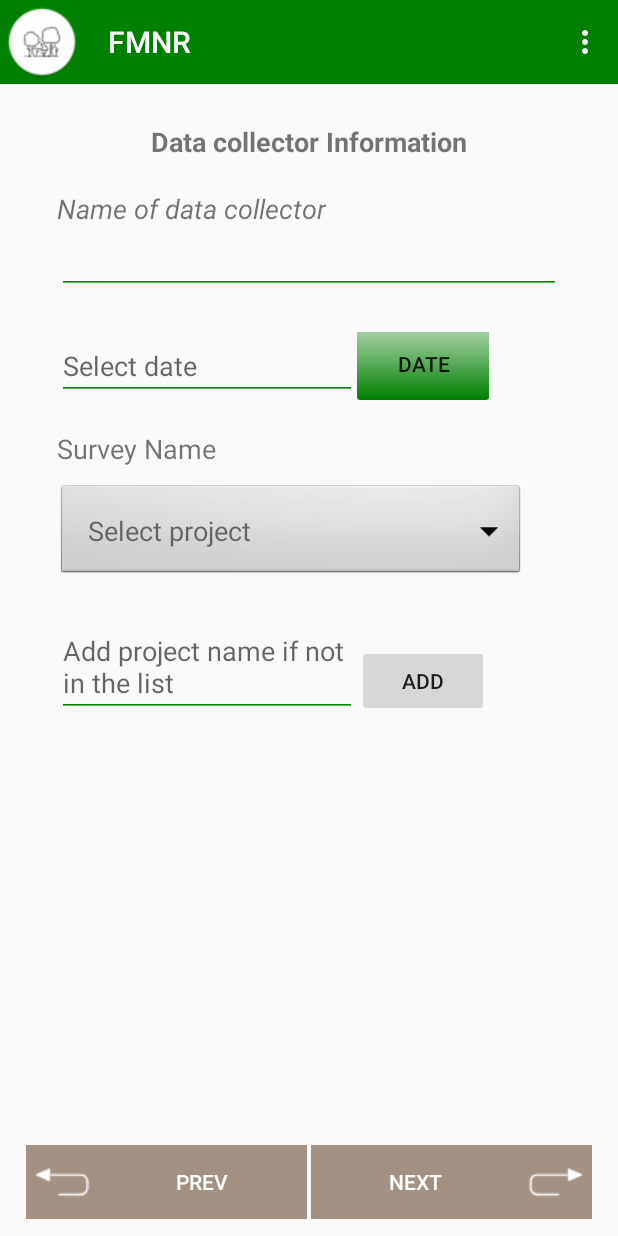
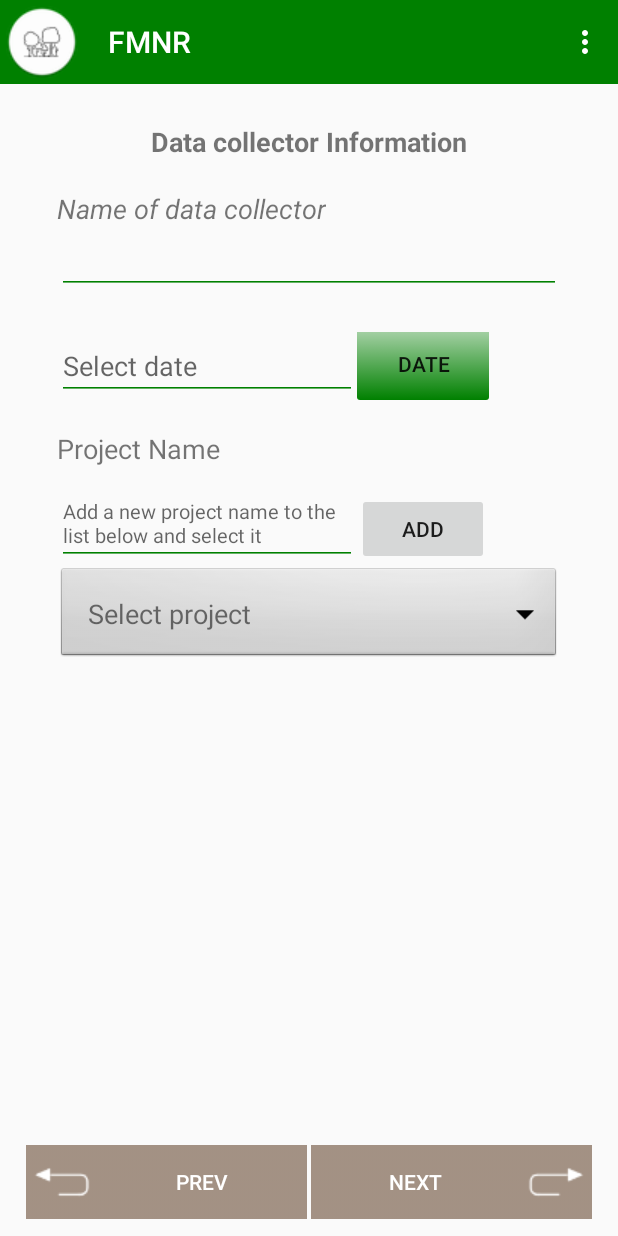
Before and after one commit to bonkware/Regreen_Africa, an Android app: the FmnrFarmInstEnumFragment screen opened directly, with no data from a screen before it, on a phone screen of 412 x 824 dp. Run offline under Robolectric (Android 15) with nearby library versions, the phone set to English and light mode, and no system bars.

Commit message:
added changes on ading new project that is not on the list

```diff
--- a/app/src/main/java/com/icraf/gsl/regreeningafrica/DbAccess.java
+++ b/app/src/main/java/com/icraf/gsl/regreeningafrica/DbAccess.java
@@ -363,7 +363,7 @@ public class DbAccess {
                 "WHERE farmer_institution.farmerID=plot_info.farmerID and farmer_institution.farmerID=cohort.farmerID and cohort.cohortID=tree_measurements.cohortID " +
                 "and farmer_institution.uploaded='no' and plot_info.uploaded='no' and cohort.uploaded='no' " +
                 "and tree_measurements.uploaded='no' ", null);*/
-        Cursor cur = database.rawQuery("SELECT count(*) from farmer_institution,plot_info where farmer_institution.farmerID=plot_info.farmerID and farmer_institution.uploaded='no'", null);
+        Cursor cur = database.rawQuery("SELECT count(*) from farmer_institution where  farmer_institution.uploaded='no'", null);
         int x = 0;
         if (cur.moveToFirst())
         {
@@ -400,7 +400,7 @@ public class DbAccess {
     }
     //count number of records in fmnr
     public int getfmnrcount(){
-        Cursor cur = database.rawQuery("SELECT count(*) from fmnr_farmer_inst,fmnr_plot_info where  fmnr_farmer_inst.farmerID=fmnr_plot_info.farmerID and fmnr_farmer_inst.uploaded='no'", null);
+        Cursor cur = database.rawQuery("SELECT count(*) from fmnr_farmer_inst where fmnr_farmer_inst.uploaded='no'", null);
         //Cursor cur = database.rawQuery("SELECT count(*) from fmnr_farmer_inst,fmnr_plot_info,fmnr_species WHERE fmnr_farmer_inst.farmerID=fmnr_plot_info.farmerID and fmnr_farmer_inst.farmerID=fmnr_species.farmerID and fmnr_species.uploaded='no' and fmnr_plot_info.uploaded='no' and fmnr_farmer_inst.uploaded='no' ", null);
         int x = 0;
         if (cur.moveToFirst())
--- a/app/src/main/res/layout/fmnr_enumurator_fragment.xml
+++ b/app/src/main/res/layout/fmnr_enumurator_fragment.xml
@@ -74,7 +74,7 @@
                 android:layout_height="wrap_content"
                 android:textSize="@dimen/textsize"
                 android:paddingTop="20dp"
-                android:text="Survey Name" />
+                android:text="Project Name" />
             <RelativeLayout
                 android:id="@+id/sp"
                 android:layout_width="wrap_content"
@@ -82,21 +82,19 @@
                 android:paddingTop="10dp">
                 <Spinner
                     android:id="@+id/survey_name"
-                    android:layout_width="wrap_content"
+                    android:layout_width="fill_parent"
                     android:layout_height="wrap_content"
                     android:layout_below="@+id/editText1"
                     android:background="@android:drawable/btn_dropdown"
-                    android:layout_alignParentTop="true"
-                    android:layout_alignParentLeft="true"
-                    android:layout_alignParentStart="true"
                     android:paddingTop="10dp"/>
                 <EditText
                     android:layout_width="200dp"
                     android:layout_height="wrap_content"
-                    android:hint="Add project name if not in the list"
+                    android:hint="Add a new project name to the list below and select it"
+                    android:textSize="13sp"
                     android:id="@+id/editText1"
                     android:backgroundTint="#008000"
-                    android:paddingTop="100dp" />
+                    android:paddingTop="10dp" />
                 <Button
                     android:layout_width="wrap_content"
                     android:layout_height="wrap_content"
--- a/app/src/main/res/values/strings.xml
+++ b/app/src/main/res/values/strings.xml
@@ -18,6 +18,8 @@
         <item>Ghana</item>
         <item>Senegal</item>
         <item>Mali</item>
+        <item>Chad</item>
+        <item>India</item>
         <!--<item>Malawi</item>
         <item>Nigeria</item>
         <item>Uganda</item>
```
Also changed, not shown: app/src/main/res/layout/enumurator.xml (+5 -7 lines), app/src/main/res/layout/nursery_enum_fragment.xml (+5 -7 lines), app/src/main/res/layout/trainings_enumurator.xml (+5 -7 lines).
